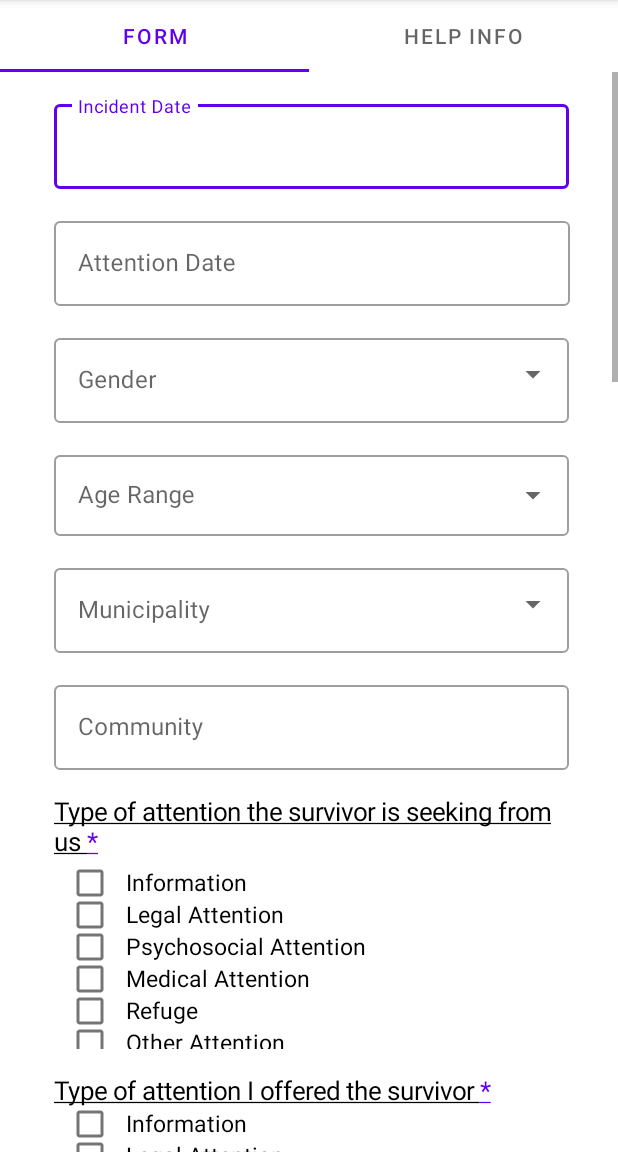
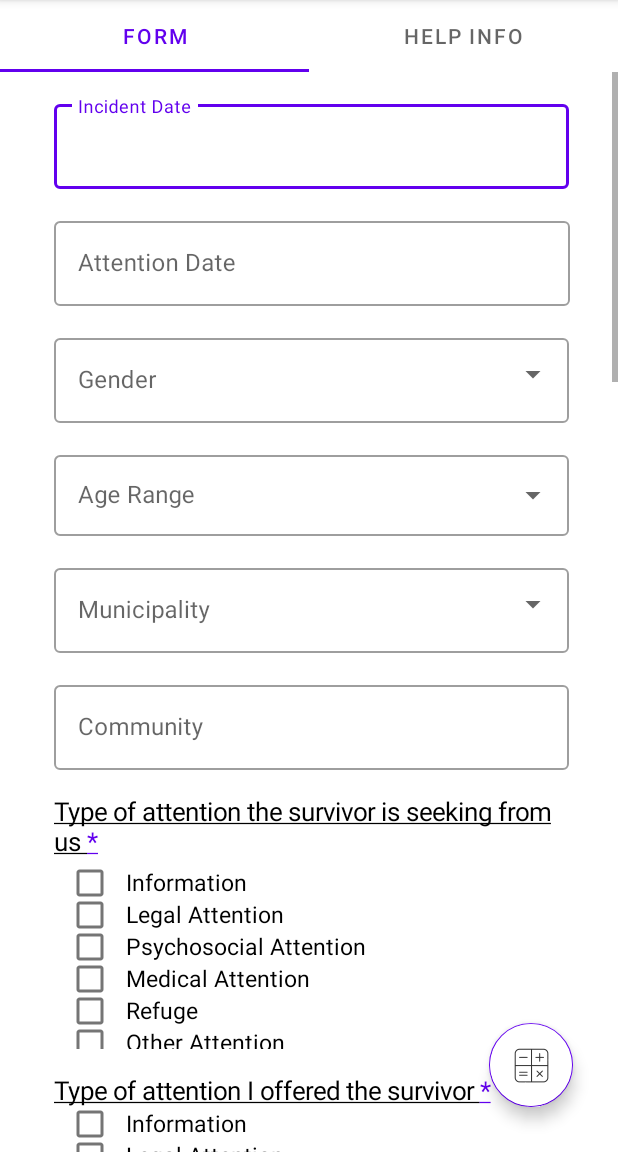
Before and after one commit to jdcarbeck/HRD-Tool, an Android app: the MainActivity screen opened directly, with no data from a screen before it, on a phone screen of 412 x 824 dp, the part 84-1236 px from its top. Run offline under Robolectric (Android 15) with nearby library versions, the light colour scheme and no system bars; libraries missing offline, so code that uses them is left out: com.opencsv.

Commit message:
Floating action button added

```diff
--- a/AndriodApp/app/build.gradle
+++ b/AndriodApp/app/build.gradle
@@ -10,6 +10,7 @@ android {
         versionCode 1
         versionName "1.0"
         testInstrumentationRunner "androidx.test.runner.AndroidJUnitRunner"
+        vectorDrawables.useSupportLibrary = true
     }
     buildTypes {
         release {
--- a/AndriodApp/app/src/main/java/com/example/hrdtool/FormFragment.java
+++ b/AndriodApp/app/src/main/java/com/example/hrdtool/FormFragment.java
@@ -1,11 +1,13 @@
 package com.example.hrdtool;
 
 import android.app.DatePickerDialog;
+import android.content.Intent;
 import android.graphics.Color;
 import android.os.Bundle;
 import android.view.LayoutInflater;
 import android.view.View;
 import android.view.ViewGroup;
+import android.view.accessibility.AccessibilityEvent;
 import android.widget.ArrayAdapter;
 import android.widget.AutoCompleteTextView;
 import android.widget.Button;
@@ -23,6 +25,8 @@ import androidx.fragment.app.Fragment;
 import java.util.ArrayList;
 import java.util.List;
 
+import com.google.android.material.floatingactionbutton.FloatingActionButton;
+import com.google.android.material.snackbar.Snackbar;
 import com.google.android.material.textfield.TextInputEditText;
 import android.widget.Toast;
 
@@ -467,6 +471,8 @@ public class FormFragment extends Fragment {
         dropdown_gender.setAdapter(gender_adapter);
         dropdown_area.setAdapter(area_adapter);
 
+
         return v;
     }
+
 }
--- a/AndriodApp/app/src/main/res/layout/fragment_form.xml
+++ b/AndriodApp/app/src/main/res/layout/fragment_form.xml
@@ -1,16 +1,38 @@
+ <androidx.coordinatorlayout.widget.CoordinatorLayout
+        xmlns:android="http://schemas.android.com/apk/res/android"
+        xmlns:app="http://schemas.android.com/apk/res-auto"
+        android:layout_width="match_parent"
+        android:layout_height="match_parent"
+        android:orientation="vertical"
+        android:gravity="center_vertical"
+    >
+
+     <com.google.android.material.floatingactionbutton.FloatingActionButton
+         android:id="@+id/button0"
+         android:layout_width="83dp"
+         android:layout_height="wrap_content"
+         android:layout_gravity="bottom|right"
+         android:layout_margin="30dp"
+         android:layout_marginTop="36dp"
+         android:layout_marginEnd="36dp"
+         android:layout_marginBottom="36dp"
+         android:backgroundTint="@color/white"
+         android:onClick="toCalculator"
+         android:tint="#9C27B0"
+         app:backgroundTint="#6200EE"
+         app:srcCompat="@drawable/ic_calculator4" />
+
         <ScrollView xmlns:android="http://schemas.android.com/apk/res/android"
             xmlns:app="http://schemas.android.com/apk/res-auto"
             xmlns:tools="http://schemas.android.com/tools"
             android:id="@+id/frameLayout"
             android:layout_width="match_parent"
             android:layout_height="match_parent">
-
         <LinearLayout
             android:layout_width="match_parent"
             android:layout_height="wrap_content"
             android:orientation="vertical"
             android:gravity="center_vertical">
-
             <!-- Incident Date -->
         <com.google.android.material.textfield.TextInputLayout
             style="@style/Widget.MaterialComponents.TextInputLayout.OutlinedBox"
@@ -27,7 +49,7 @@
                 android:id="@+id/i_date"
                 android:layout_width="343dp"
                 android:layout_height="wrap_content"
-                app:endIconMode="@drawable/ic_calendar_today_24px"           />
+                        />
 
         </com.google.android.material.textfield.TextInputLayout>
 
@@ -322,13 +344,23 @@
             android:id="@+id/submit_form"
             android:layout_width="wrap_content"
             android:layout_height="wrap_content"
-            android:layout_marginStart="285dp"
+            android:layout_marginStart="36dp"
             android:layout_marginEnd="36dp"
             android:layout_marginTop="36dp"
             android:layout_marginBottom="36dp"
             android:text="Submit" />
 
-
-
+<!--        <Button-->
+<!--            android:id="@+id/button0"-->
+<!--            android:layout_width="wrap_content"-->
+<!--            android:layout_height="wrap_content"-->
+<!--            android:onClick="toCalculator"-->
+<!--            android:text="Calculator"-->
+<!--            android:layout_marginStart="36dp"-->
+<!--            android:layout_marginEnd="36dp"-->
+<!--            android:layout_marginBottom="36dp"-->
+<!--            android:layout_gravity="right"-->
+<!--            />-->
             </LinearLayout>
         </ScrollView>
+    </androidx.coordinatorlayout.widget.CoordinatorLayout>
```
Also changed, not shown: AndriodApp/app/src/main/AndroidManifest.xml (+8 -5 lines), AndriodApp/app/src/main/java/com/example/hrdtool/Calculator.java (+19 -0 lines), AndriodApp/app/src/main/java/com/example/hrdtool/MainActivity.java (+38 -0 lines), AndriodApp/app/src/main/res/drawable-hdpi/ic_calculator4.png (added), AndriodApp/app/src/main/res/drawable-mdpi/ic_calculator4.png (added), AndriodApp/app/src/main/res/drawable-xhdpi/ic_calculator4.png (added), AndriodApp/app/src/main/res/drawable-xxhdpi/ic_calculator4.png (added), AndriodApp/app/src/main/res/drawable-xxxhdpi/ic_calculator4.png (added). Lines whose indentation alone changed are shown as unchanged.
